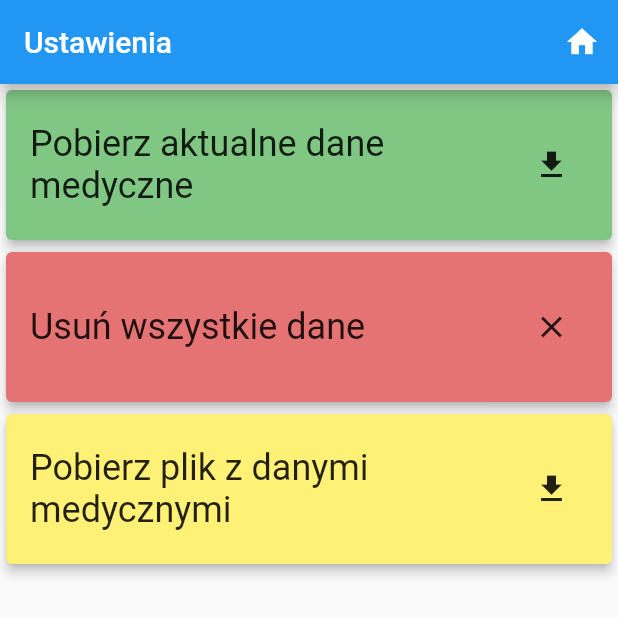
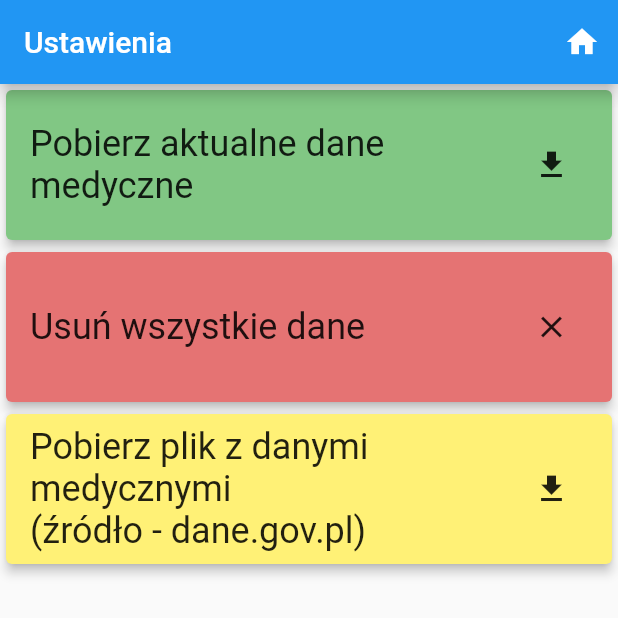
Before and after one commit to XCaine/MedicineDosageApp, a Flutter app: the Settings screen opened by its route, on a phone screen of 412 x 824 dp, the top half of it. Run offline on Flutter 3.47's test engine with Material 2 defaults, Android fonts, the phone set to English and light mode, and no system bars; our stand-ins replace csv, diacritic, flutter_form_builder, form_builder_validators, go_router, internet_connection_checker and 1 more; accounts and stored records are empty.

Commit message:
Format remaining code

```diff
--- a/lib/src/code/constants/constants.dart
+++ b/lib/src/code/constants/constants.dart
@@ -8,6 +8,6 @@ class Constants {
 
   static const String databaseName = 'medical_app_database.db';
 
-  static const String sourceMedicationsFileAddress =
-      'https://api.dane.gov.pl/resources/29618,wykaz-produktow-leczniczych-plik-w-formacie-csv/file';
+  static const String sourceMedicationsFileAddress = 'https://rejestrymedyczne.ezdrowie.gov.pl/api/rpl/medicinal-products/public-pl-report/get-csv';
+  //static const String sourceMedicationsFileAddress = 'https://api.dane.gov.pl/resources/29618,wykaz-produktow-leczniczych-plik-w-formacie-csv/file';
 }
--- a/lib/src/code/constants/drug_categories.dart
+++ b/lib/src/code/constants/drug_categories.dart
@@ -3,7 +3,7 @@ class DrugCategories {
 
   static final List<String> categoryExplanations = categoryExplanationMap.values.toList();
 
-  static const List<String> validOnes = ['rp', 'rpz', 'rpw'];
+  static const List<String> validOnes = ['otc', 'rp', 'rpz', 'rpw', 'lz'];
 
   static const Map<String, String> categoryExplanationMap = {
     'otc': 'otc - wydawane bez przepisu lekarza',
--- a/lib/src/code/providers/medicine/impl/registered_medication_loader.dart
+++ b/lib/src/code/data_fetch/loaders/impl/registered_medication_loader.dart
@@ -8,7 +8,7 @@ import 'package:drugs_dosage_app/src/code/database/database_facade.dart';
 import 'package:drugs_dosage_app/src/code/io/csv_file_reader.dart';
 import 'package:drugs_dosage_app/src/code/logging/log_distributor.dart';
 import 'package:drugs_dosage_app/src/code/models/database/medication.dart';
-import 'package:drugs_dosage_app/src/code/providers/abstract_loader.dart';
+import 'package:drugs_dosage_app/src/code/data_fetch/abstract_loader.dart';
 import 'package:http/http.dart' as http;
 import 'package:internet_connection_checker/internet_connection_checker.dart';
 import 'package:logging/logging.dart';
--- a/lib/src/code/providers/medicine/impl/sample_medication_loader.dart
+++ b/lib/src/code/data_fetch/loaders/impl/sample_medication_loader.dart
@@ -4,7 +4,7 @@ import 'package:drugs_dosage_app/src/code/database/database_facade.dart';
 import 'package:drugs_dosage_app/src/code/io/json_file_reader.dart';
 import 'package:drugs_dosage_app/src/code/logging/log_distributor.dart';
 import 'package:drugs_dosage_app/src/code/models/database/medication.dart';
-import 'package:drugs_dosage_app/src/code/providers/abstract_loader.dart';
+import 'package:drugs_dosage_app/src/code/data_fetch/abstract_loader.dart';
 
 import '../../../data_fetch/packages_parser.dart';
 
--- a/lib/src/code/database/model_handlers/database_medication_handler.dart
+++ b/lib/src/code/database/model_handlers/database_medication_handler.dart
@@ -16,9 +16,9 @@ class DatabaseMedicationHandler extends BaseDatabaseQueryHandler<Medication> {
       {bool custom = true, Function(String)? setMessageOnProgress}) async {
     Database db = databaseBroker.database;
     ApiPackagesMapper packagingMapper = ApiPackagesMapper();
+    int currentCount = 0;
     int chunkSize = 500;
     var partitionedMedicineList = partition(medicineList, chunkSize);
-    int currentCount = 0;
     int iterations = partitionedMedicineList.length;
     var start = DateTime.now();
     for (List<Medication> medicineGroup in partitionedMedicineList) {
--- a/lib/src/code/dosage_calculator/dosage_calculation_algorithm.dart
+++ b/lib/src/code/dosage_calculator/dosage_calculation_algorithm.dart
@@ -17,7 +17,6 @@ class DosageCalculationAlgorithm {
       throw ArgumentError('Given arguments are invalid');
     }
     var finalResults = _applyInternal(sizeVariants, [CalculationModel([], total)]);
-
     for (List<int> resultSet in finalResults) {
       resultSet.sort((a, b) => a.compareTo(b));
     }
--- a/lib/src/code/logging/log_distributor.dart
+++ b/lib/src/code/logging/log_distributor.dart
@@ -24,4 +24,10 @@ class LogDistributor {
     final logger = _cache[className];
     return logger!;
   }
+
+  static Logger getLoggerForType(Type className) {
+    _cache.putIfAbsent(className.toString(), () => Logger(className.toString()));
+    final logger = _cache[className];
+    return logger!;
+  }
 }
--- a/lib/src/views/dosage_calculator_wizard/step1_search/step1_medicine_search.dart
+++ b/lib/src/views/dosage_calculator_wizard/step1_search/step1_medicine_search.dart
@@ -59,9 +59,9 @@ class _DosageCalculatorSearchState extends State<DosageCalculatorSearch> {
         SELECT ${RootDatabaseModel.idFieldName},
         ${Medication.commonlyUsedNameFieldName},
         ${Medication.productNameFieldName},
-        ${Medication.potencyFieldName},
+        ${Medication.potencyFieldName}
         FROM (
-          SELECT ${RootDatabaseModel.idFieldName}, ${Medication.commonlyUsedNameFieldName}, ${Medication.productNameFieldName},
+          SELECT ${RootDatabaseModel.idFieldName}, ${Medication.commonlyUsedNameFieldName}, ${Medication.productNameFieldName}, ${Medication.potencyFieldName},
           ROW_NUMBER() OVER (PARTITION BY  ${Medication.commonlyUsedNameFieldName} ORDER BY ${RootDatabaseModel.idFieldName}) rn
           FROM ${Medication.tableName()}
           WHERE ${Medication.commonlyUsedNameFieldName} LIKE ${_matchType == _MatchType.exact ? "'$input%'" : "'%$input%'"}
--- a/lib/src/views/drugs_search/drugs_search.dart
+++ b/lib/src/views/drugs_search/drugs_search.dart
@@ -243,7 +243,7 @@ class _DrugsListState extends State<DrugsList> {
                               : ListTile(
                                   title: Text(_medicalRecords[index].commonlyUsedName),
                                   subtitle: Text(
-                                      'na przykład: ${_medicalRecords[index].productName} (${_medicalRecords[index].potency})'),
+                                      '${_medicalRecords[index].productName} (${_medicalRecords[index].potency})'),
                                   onTap: () async {
                                     var medicineJson = (await _dbHandler.database.query(Medication.tableName(),
                                             where: 'id = ?', whereArgs: [_medicalRecords[index].id]))
--- a/lib/src/views/home/home_screen.dart
+++ b/lib/src/views/home/home_screen.dart
@@ -1,4 +1,5 @@
 import 'package:drugs_dosage_app/src/code/constants/constants.dart';
+import 'package:drugs_dosage_app/src/code/data_fetch/filters/impl/medication_api_filter.dart';
 import 'package:flutter/material.dart';
 import 'package:go_router/go_router.dart';
 
--- a/lib/src/views/settings/settings_screen.dart
+++ b/lib/src/views/settings/settings_screen.dart
@@ -1,8 +1,8 @@
 import 'package:drugs_dosage_app/main.dart';
 import 'package:drugs_dosage_app/src/code/browser_file_launchers/pdf_launcher.dart';
 import 'package:drugs_dosage_app/src/code/constants/constants.dart';
+import 'package:drugs_dosage_app/src/code/data_fetch/loaders/impl/registered_medication_loader.dart';
 import 'package:drugs_dosage_app/src/code/database/app_metadata_dao.dart';
-import 'package:drugs_dosage_app/src/code/providers/medicine/impl/registered_medication_loader.dart';
 import 'package:drugs_dosage_app/src/views/dosage_calculator_wizard/shared/close_wizard_dialog.dart';
 import 'package:drugs_dosage_app/src/views/shared/widgets/custom_snack_bar.dart';
 import 'package:flutter/material.dart';
@@ -156,7 +156,7 @@ class _SettingsState extends State<Settings> {
                               flex: 4,
                               child: ListTile(
                                 title: Text(
-                                  'Pobierz plik z danymi medycznymi',
+                                  'Pobierz plik z danymi medycznymi \n(źródło - dane.gov.pl)',
                                   style: TextStyle(fontSize: 24),
                                 ),
                               ),
```
Also changed, not shown: lib/src/code/data_fetch/abstract_loader.dart (renamed from lib/src/code/providers/abstract_loader.dart).
